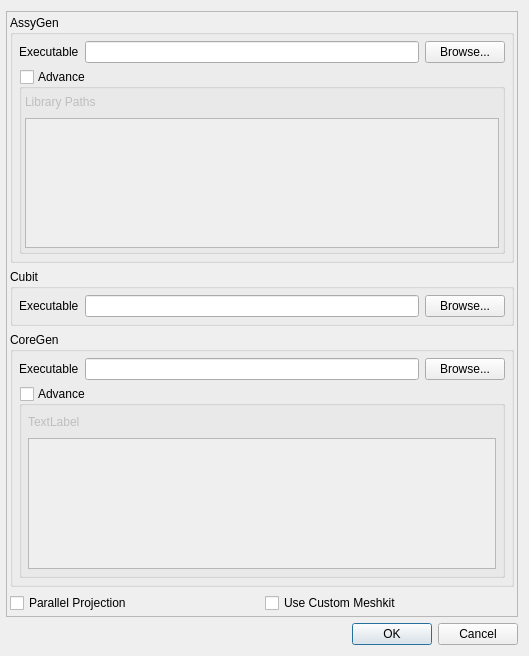
This is Application/Preferences.ui in Sprunth/RGG as Qt 5 draws it before an edit. The edited form follows.
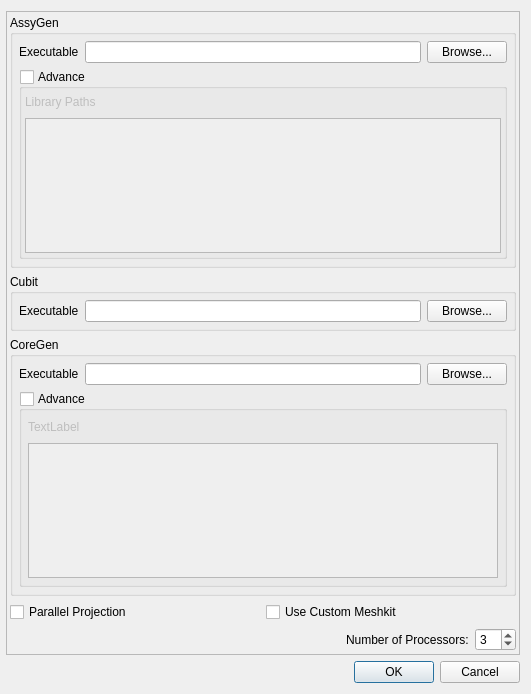
This is the edited form.

What changed in the file:
```diff
--- a/Application/Preferences.ui
+++ b/Application/Preferences.ui
@@ -6,8 +6,8 @@
    <rect>
     <x>0</x>
     <y>0</y>
-    <width>529</width>
-    <height>656</height>
+    <width>531</width>
+    <height>694</height>
    </rect>
   </property>
   <property name="windowTitle">
@@ -255,6 +255,40 @@
         </item>
        </layout>
       </item>
+      <item>
+       <layout class="QHBoxLayout" name="horizontalLayout_7">
+        <item>
+         <spacer name="horizontalSpacer_3">
+          <property name="orientation">
+           <enum>Qt::Horizontal</enum>
+          </property>
+          <property name="sizeHint" stdset="0">
+           <size>
+            <width>40</width>
+            <height>20</height>
+           </size>
+          </property>
+         </spacer>
+        </item>
+        <item>
+         <widget class="QLabel" name="label_6">
+          <property name="text">
+           <string>Number of Processors:</string>
+          </property>
+         </widget>
+        </item>
+        <item>
+         <widget class="QSpinBox" name="numberOfProccessors">
+          <property name="minimum">
+           <number>1</number>
+          </property>
+          <property name="value">
+           <number>3</number>
+          </property>
+         </widget>
+        </item>
+       </layout>
+      </item>
      </layout>
     </widget>
    </item>
```
